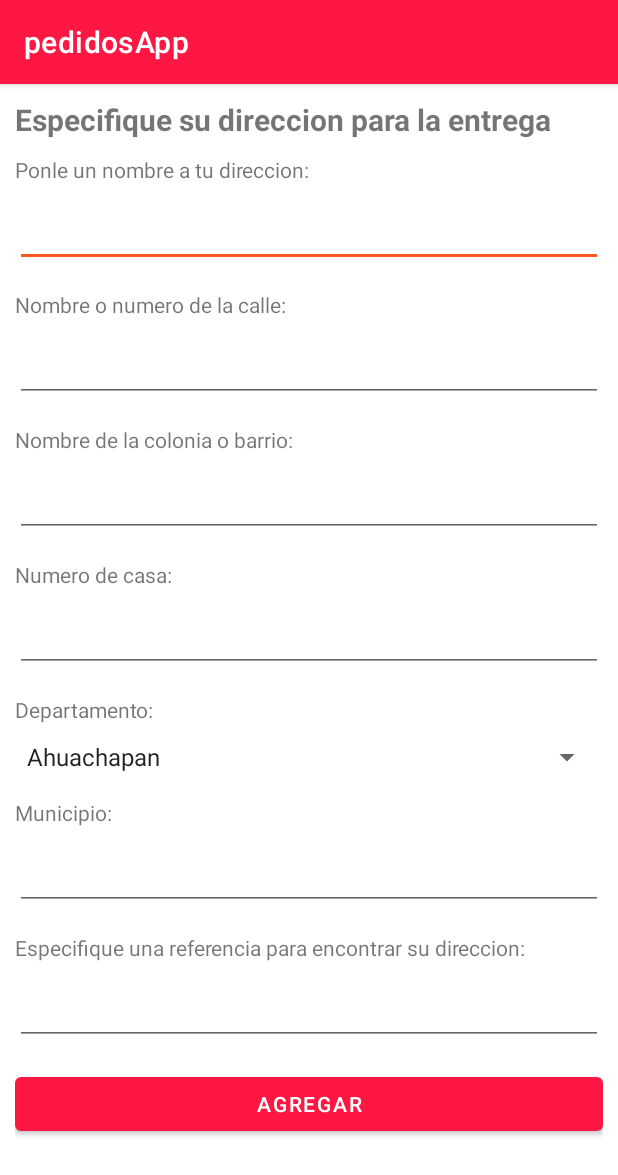
After one commit to ar21106/ProyectoPDM2024-GT3-Grupo2-PedidosComida, an Android app: the fragment DireccionFragment shown on its own in the app's theme, on a phone screen of 412 x 824 dp. The commit adds this screen. Shown: the top 1175 px of the screen. Run offline under Robolectric (Android 15) with nearby library versions, the phone set to English and light mode, and no system bars; our stand-ins replace Room's generated code.

Commit message:
habilitando edicion de pedido, direccion de entrega y boton enviar

```diff
--- a/app/src/main/java/com/pdm115gt3g2/pedidosapp/db/dao/DireccionEntregaDao.kt
+++ b/app/src/main/java/com/pdm115gt3g2/pedidosapp/db/dao/DireccionEntregaDao.kt
@@ -1,6 +1,8 @@
 package com.pdm115gt3g2.pedidosapp.db.dao
 
 import androidx.room.Dao
+import androidx.room.Insert
+import androidx.room.OnConflictStrategy
 import androidx.room.Query
 import com.pdm115gt3g2.pedidosapp.db.pedidos.DireccionEntrega
 
@@ -8,4 +10,7 @@ import com.pdm115gt3g2.pedidosapp.db.pedidos.DireccionEntrega
 interface DireccionEntregaDao{
     @Query("SELECT * FROM DireccionEntrega")
     fun getAll(): List<DireccionEntrega>
+
+    @Insert(onConflict = OnConflictStrategy.REPLACE)
+    fun insertAll(vararg direccionEntrega: DireccionEntrega)
 }
--- a/app/src/main/java/com/pdm115gt3g2/pedidosapp/db/dao/PedidoDao.kt
+++ b/app/src/main/java/com/pdm115gt3g2/pedidosapp/db/dao/PedidoDao.kt
@@ -16,4 +16,8 @@ interface PedidoDao{
 
     @Insert
     fun insertAll(vararg pedido: Pedido)
+
+    @Query("UPDATE Pedido SET idEstado = :idEstado WHERE idPedido = :idPedido")
+    fun updateEstadoPedido(idEstado: Int, idPedido: Int)
+
 }
--- /dev/null
+++ b/app/src/main/java/com/pdm115gt3g2/pedidosapp/db/repositories/DireccionRepository.kt
@@ -0,0 +1,16 @@
+package com.pdm115gt3g2.pedidosapp.db.repositories
+
+import com.pdm115gt3g2.pedidosapp.db.dao.DireccionEntregaDao
+import com.pdm115gt3g2.pedidosapp.db.pedidos.DireccionEntrega
+import kotlinx.coroutines.CoroutineScope
+import kotlinx.coroutines.Dispatchers
+import kotlinx.coroutines.launch
+
+class DireccionRepository(private var direccionDao: DireccionEntregaDao){
+
+    fun insertar(direccion: DireccionEntrega){
+        CoroutineScope(Dispatchers.IO).launch {
+            direccionDao.insertAll(direccion)
+        }
+    }
+}
--- a/app/src/main/java/com/pdm115gt3g2/pedidosapp/db/repositories/PedidoRepository.kt
+++ b/app/src/main/java/com/pdm115gt3g2/pedidosapp/db/repositories/PedidoRepository.kt
@@ -3,10 +3,21 @@ package com.pdm115gt3g2.pedidosapp.db.repositories
 import androidx.lifecycle.LiveData
 import com.pdm115gt3g2.pedidosapp.db.dao.PedidoDao
 import com.pdm115gt3g2.pedidosapp.db.relaciones.PedidoConItems
+import kotlinx.coroutines.CoroutineScope
+import kotlinx.coroutines.Dispatchers
+import kotlinx.coroutines.launch
 
 class PedidoRepository(private var pedidoDao: PedidoDao){
+
+    val pedidoItems: LiveData<PedidoConItems> = pedidoDao.findById(1)
 
     fun buscarPorId(id: Int): LiveData<PedidoConItems> {
         return pedidoDao.findById(id)
     }
+
+    fun actualizarEstado(id: Int, idEstado: Int){
+        CoroutineScope(Dispatchers.IO).launch {
+            pedidoDao.updateEstadoPedido(idEstado, id)
+        }
+    }
 }
--- /dev/null
+++ b/app/src/main/java/com/pdm115gt3g2/pedidosapp/ui/direccion/DireccionFragment.kt
@@ -0,0 +1,71 @@
+package com.pdm115gt3g2.pedidosapp.ui.direccion
+
+import android.os.Bundle
+import android.view.LayoutInflater
+import android.view.View
+import android.view.ViewGroup
+import android.widget.Button
+import android.widget.Spinner
+import android.widget.TextView
+import androidx.core.os.bundleOf
+import androidx.fragment.app.Fragment
+import androidx.lifecycle.ViewModelProvider
+import androidx.navigation.fragment.findNavController
+import com.pdm115gt3g2.pedidosapp.R
+import com.pdm115gt3g2.pedidosapp.databinding.FragmentDireccionBinding
+import com.pdm115gt3g2.pedidosapp.db.pedidos.DireccionEntrega
+
+class DireccionFragment : Fragment() {
+
+    private lateinit var direccionViewModel: DireccionViewModel
+
+    //predeterminado
+    private var _binding: FragmentDireccionBinding? = null
+    // This property is only valid between onCreateView and
+    // onDestroyView.
+    private val binding get() = _binding!!
+
+    override fun onCreateView(
+        inflater: LayoutInflater, container: ViewGroup?,
+        savedInstanceState: Bundle?
+    ): View {
+        _binding = FragmentDireccionBinding.inflate(inflater, container, false)
+        val root: View = binding.root
+
+        // iniciando el view model usando AndroidViewModel
+        direccionViewModel = ViewModelProvider(this, ViewModelProvider.AndroidViewModelFactory.getInstance(requireActivity().application)).get(
+            DireccionViewModel::class.java)
+
+        //leyendo argumentos
+        val nombreDireccion: TextView = binding.txtDireccionNombre
+        val nombreCalle: TextView = binding.txtDireccionCalle
+        val coloniaBarrio: TextView = binding.txtDireccionColonia
+        val numCasa: TextView = binding.txtDireccionCasa
+        val departamento: Spinner = binding.spnDepartamento
+        val municipio: TextView = binding.txtDireccionMunicipio
+        val referencia: TextView = binding.txtDireccionReferencia
+
+        val btnAgregar: Button = binding.btnAgregarDireccion
+        btnAgregar.setOnClickListener{
+            val nuevaDireccion = DireccionEntrega(
+                nombreDireccion.text.toString(),
+                nombreCalle.text.toString(),
+                coloniaBarrio.text.toString(),
+                numCasa.text.toString(),
+                departamento.selectedItem.toString(),
+                municipio.text.toString(),
+                referencia.text.toString())
+
+            direccionViewModel.pedidoRepository.actualizarEstado(1,2)
+            direccionViewModel.direccionRepository.insertar(nuevaDireccion)
+
+            val bundle = bundleOf(
+                "accion" to "enviar_pedido"
+            )
+            findNavController().navigate(R.id.action_nav_direccion_to_nav_pedido, bundle)
+        }
+
+
+        return root
+    }
+}
--- /dev/null
+++ b/app/src/main/java/com/pdm115gt3g2/pedidosapp/ui/direccion/DireccionViewModel.kt
@@ -0,0 +1,22 @@
+package com.pdm115gt3g2.pedidosapp.ui.direccion
+
+import android.app.Application
+import androidx.lifecycle.AndroidViewModel
+import com.pdm115gt3g2.pedidosapp.db.PedidosAppDataBase
+import com.pdm115gt3g2.pedidosapp.db.repositories.DireccionRepository
+import com.pdm115gt3g2.pedidosapp.db.repositories.PedidoRepository
+
+class DireccionViewModel(application: Application) : AndroidViewModel(application){
+    private val _direccionRepository: DireccionRepository
+    private val _pedidoRepository: PedidoRepository
+    val direccionRepository: DireccionRepository get() = _direccionRepository
+    val pedidoRepository: PedidoRepository get() = _pedidoRepository
+
+    init{
+        val db = PedidosAppDataBase.getDatabase(application)
+        val direccionEntregaDao = db.DireccionEntregaDao()
+        val pedidoDao = db.PedidoDao()
+        _direccionRepository = DireccionRepository(direccionEntregaDao)
+        _pedidoRepository = PedidoRepository(pedidoDao)
+    }
+}
--- /dev/null
+++ b/app/src/main/res/layout/fragment_direccion.xml
@@ -0,0 +1,131 @@
+<?xml version="1.0" encoding="utf-8"?>
+<ScrollView
+    xmlns:android="http://schemas.android.com/apk/res/android"
+    android:layout_width="match_parent"
+    android:layout_height="match_parent">
+
+<LinearLayout
+    xmlns:tools="http://schemas.android.com/tools"
+    android:layout_width="match_parent"
+    android:layout_height="wrap_content"
+    android:orientation="vertical"
+    tools:context=".ui.direccion.DireccionFragment"
+    android:padding="10dp">
+
+
+    <TextView
+        android:id="@+id/direccionTitulo"
+        android:layout_width="match_parent"
+        android:layout_height="wrap_content"
+        android:paddingBottom="10dp"
+        android:textStyle="bold"
+        android:textSize="20sp"
+        android:text="@string/direccionTitulo"/>
+
+    <TextView
+        android:id="@+id/lblDireccionNombre"
+        android:layout_width="match_parent"
+        android:layout_height="wrap_content"
+        android:paddingBottom="10dp"
+        android:text="@string/direccionNombre" />
+    <EditText
+        android:id="@+id/txtDireccionNombre"
+        android:layout_width="match_parent"
+        android:layout_height="wrap_content"
+        android:ems="10"
+        android:layout_marginBottom="15dp"
+        android:inputType="text"/>
+
+    <TextView
+        android:id="@+id/lblDireccionCalle"
+        android:layout_width="match_parent"
+        android:layout_height="wrap_content"
+        android:paddingBottom="10dp"
+        android:text="@string/direccionCalle" />
+    <EditText
+        android:id="@+id/txtDireccionCalle"
+        android:layout_width="match_parent"
+        android:layout_height="wrap_content"
+        android:ems="10"
+        android:layout_marginBottom="15dp"
+        android:inputType="text"/>
+
+    <TextView
+        android:id="@+id/lblDireccionColonia"
+        android:layout_width="match_parent"
+        android:layout_height="wrap_content"
+        android:paddingBottom="10dp"
+        android:text="@string/direccionColoniaBarrio" />
+    <EditText
+        android:id="@+id/txtDireccionColonia"
+        android:layout_width="match_parent"
+        android:layout_height="wrap_content"
+        android:ems="10"
+        android:layout_marginBottom="15dp"
+        android:inputType="text"/>
+
+    <TextView
+        android:id="@+id/lblDireccionCasa"
+        android:layout_width="match_parent"
+        android:layout_height="wrap_content"
+        android:paddingBottom="10dp"
+        android:text="@string/direccionNumCasa" />
+    <EditText
+        android:id="@+id/txtDireccionCasa"
+        android:layout_width="match_parent"
+        android:layout_height="wrap_content"
+        android:ems="10"
+        android:layout_marginBottom="15dp"
+        android:inputType="text"/>
+
+    <TextView
+        android:id="@+id/lblDireccionDepartamento"
+        android:layout_width="match_parent"
+        android:layout_height="wrap_content"
+        android:paddingBottom="10dp"
+        android:text="@string/direccionDepartamento"/>
+    <Spinner
+        android:id="@+id/spnDepartamento"
+        android:layout_width="match_parent"
+        android:layout_height="wrap_content"
+        android:layout_marginBottom="15dp"
+        android:entries="@array/departamentos" />
+
+    <TextView
+        android:id="@+id/lblDireccionMunicipio"
+        android:layout_width="match_parent"
+        android:layout_height="wrap_content"
+        android:paddingBottom="10dp"
+        android:text="@string/direccionMunicipio" />
+    <EditText
+        android:id="@+id/txtDireccionMunicipio"
+        android:layout_width="match_parent"
+        android:layout_height="wrap_content"
+        android:ems="10"
+        android:layout_marginBottom="15dp"
+        android:inputType="text"/>
+
+    <TextView
+        android:id="@+id/lblDireccionReferencia"
+        android:layout_width="match_parent"
+        android:layout_height="wrap_content"
+        android:paddingBottom="10dp"
+        android:text="@string/direccionReferencia" />
+
+    <EditText
+        android:id="@+id/txtDireccionReferencia"
+        android:layout_width="match_parent"
+        android:layout_height="wrap_content"
+        android:layout_marginBottom="15dp"
+        android:ems="10"
+        android:inputType="text" />
+
+    <Button
+        android:id="@+id/btnAgregarDireccion"
+        android:layout_width="match_parent"
+        android:layout_height="wrap_content"
+        android:text="@string/agregarItemBoton" />
+
+
+</LinearLayout>
+</ScrollView>
--- /dev/null
+++ b/app/src/main/res/values/departamentos.xml
@@ -0,0 +1,19 @@
+<?xml version="1.0" encoding="utf-8"?>
+<resources>
+    <string-array name="departamentos">
+        <item>Ahuachapan</item>
+        <item>Cabañas</item>
+        <item>Chalatenango</item>
+        <item>Cuscatlan</item>
+        <item>La Libertad</item>
+        <item>Morazan</item>
+        <item>La Paz</item>
+        <item>Santa Ana</item>
+        <item>San Miguel</item>
+        <item>San Salvador</item>
+        <item>San Vicente</item>
+        <item>Sonsonate</item>
+        <item>La Union</item>
+        <item>Usulutan</item>
+    </string-array>
+</resources>
--- a/app/src/main/res/values/strings.xml
+++ b/app/src/main/res/values/strings.xml
@@ -11,6 +11,7 @@
     <string name="menu_menus">Menus</string>
     <string name="menu_pedido">Mi pedido</string>
     <string name="menu_agregar_item">Agregar Item</string>
+    <string name="menu_direccion">Direccion de entrega</string>
 
     <string name="default_text">default text</string>
     <string name="default_number">999</string>
@@ -28,4 +29,13 @@
     <string name="eliminarItemBoton">Eliminar</string>
 
     <string name="SignoUsd">$</string>
+
+    <string name="direccionTitulo">Especifique su direccion para la entrega</string>
+    <string name="direccionNombre">Ponle un nombre a tu direccion:</string>
+    <string name="direccionCalle">Nombre o numero de la calle:</string>
+    <string name="direccionColoniaBarrio">Nombre de la colonia o barrio:</string>
+    <string name="direccionNumCasa">Numero de casa:</string>
+    <string name="direccionDepartamento">Departamento:</string>
+    <string name="direccionMunicipio">Municipio:</string>
+    <string name="direccionReferencia">Especifique una referencia para encontrar su direccion:</string>
 </resources>
```
Also changed, not shown: app/src/main/java/com/pdm115gt3g2/pedidosapp/db/LlenarBdWorker.kt (+3 -13 lines), app/src/main/java/com/pdm115gt3g2/pedidosapp/ui/pedidos/PedidosFragment.kt (+37 -1 lines), app/src/main/java/com/pdm115gt3g2/pedidosapp/ui/pedidos/PedidosViewModel.kt (+4 -3 lines), app/src/main/res/layout/fragment_pedidos.xml (+6 -3 lines), app/src/main/res/navigation/mobile_navigation.xml (+13 -0 lines).
